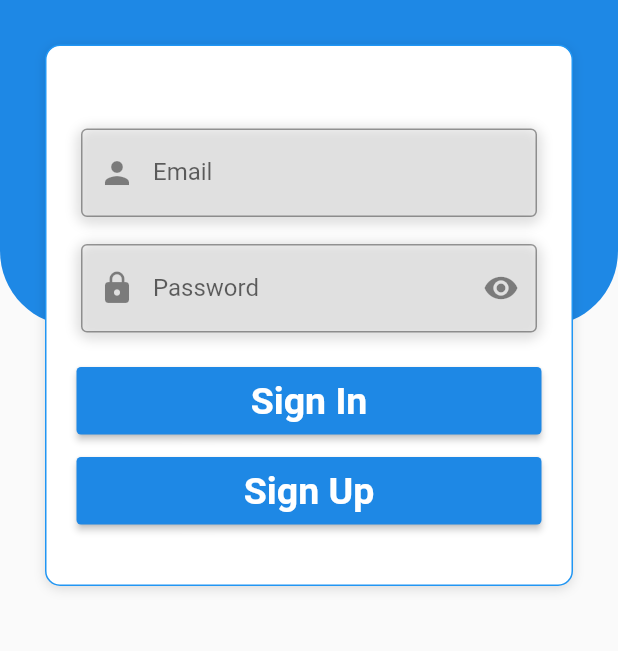
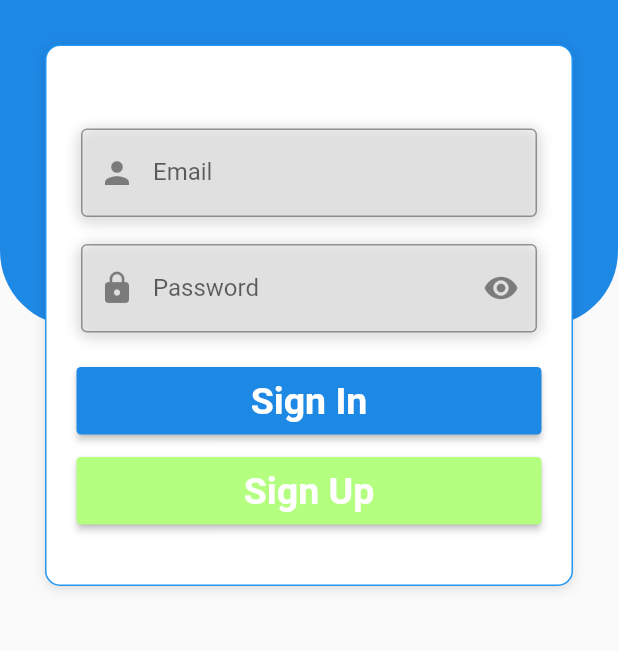
Before and after one commit to agusprayogi02/simple_Flutter_bloc, a Flutter app: the screen it shows after launch, on a phone screen of 412 x 824 dp, the part 413-1064 px from its top. Run offline on Flutter 3.47's test engine with Material 2 defaults, Android fonts, the phone set to English and light mode, and no system bars; our stand-ins replace firebase_analytics, firebase_auth, firebase_core, get; accounts and stored records are empty.

Commit message:
(+) change

```diff
--- a/fire_login/lib/pages/signin_page.dart
+++ b/fire_login/lib/pages/signin_page.dart
@@ -17,6 +17,8 @@ class SigninPage extends GetWidget<AuthController> {
       width: double.infinity,
       height: 45,
       child: RaisedButton(
+        focusColor: Colors.blueGrey,
+        splashColor: Colors.blueGrey,
         onPressed: () {
           controller.signIn(_emailController.text, _passController.text);
         },
@@ -37,6 +39,8 @@ class SigninPage extends GetWidget<AuthController> {
       width: double.infinity,
       height: 45,
       child: RaisedButton(
+        focusColor: Colors.blueGrey,
+        splashColor: Colors.blueGrey,
         onPressed: () {
           controller.signUp(_emailController.text, _passController.text);
         },
@@ -44,7 +48,7 @@ class SigninPage extends GetWidget<AuthController> {
           "Sign Up",
           style: TextStyle(fontSize: 25, fontWeight: FontWeight.bold),
         ),
-        color: primaryColor,
+        color: masukC,
         textColor: white,
         shape: RoundedRectangleBorder(borderRadius: BorderRadius.circular(3)),
       ),
```
Also changed, not shown: fire_login/lib/pages/home_page.dart (+16 -16 lines).
